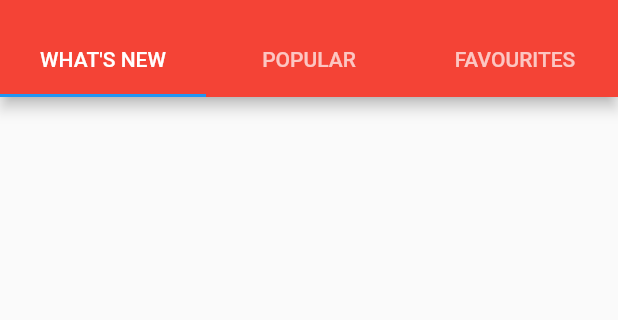
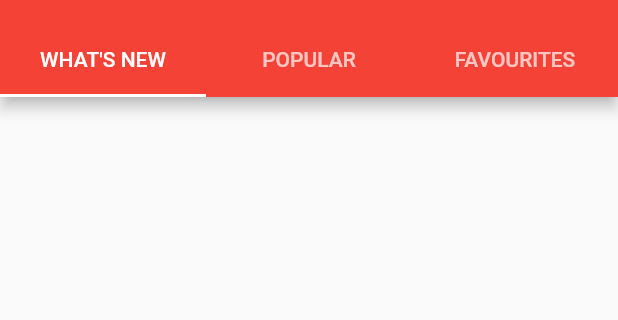
Before and after one commit to smailiAbdelkarim/newsApplication, a Flutter app: the HomeScreen screen opened directly, on a phone screen of 412 x 824 dp, the part 59-379 px from its top. Run offline on Flutter 3.47's test engine with Material 2 defaults, Android fonts, the phone set to English and light mode, and no system bars; our stand-ins replace shared_preferences; missing offline and left inert: page_view_indicator; accounts and stored records are empty.

Commit message:
add a white color indicator to my tab bat

```diff
--- a/lib/screens/home_screen.dart
+++ b/lib/screens/home_screen.dart
@@ -18,6 +18,7 @@ class _HomeScreenState extends State<HomeScreen> with SingleTickerProviderStateM
       drawer: NavigationDrawer(),
       appBar: AppBar(
        bottom: TabBar(
+         indicatorColor: Colors.white,
          controller: _tabController,
          tabs: <Widget>[
            Tab(
```
